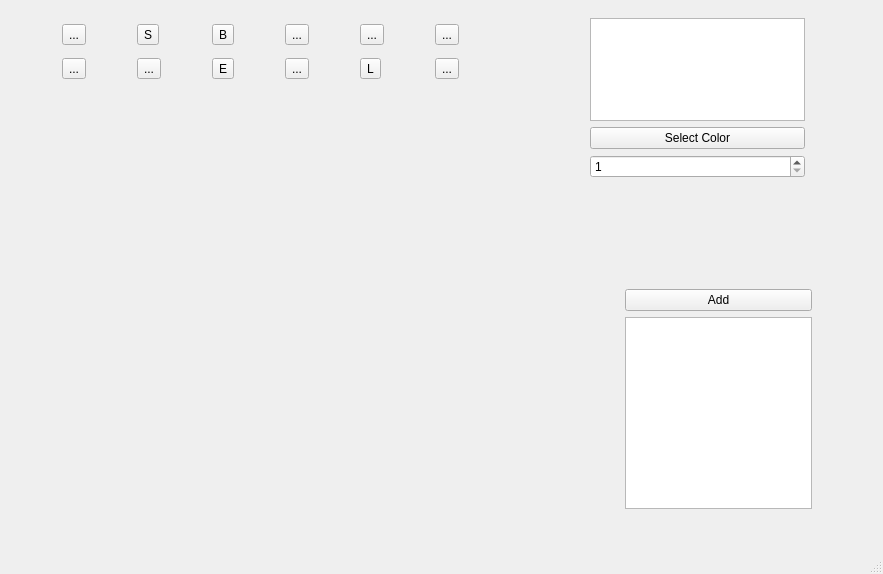
First picture: the form in CatNMouse/mainwindow.ui, repository gourdCravings/catnmouse, before the edit.
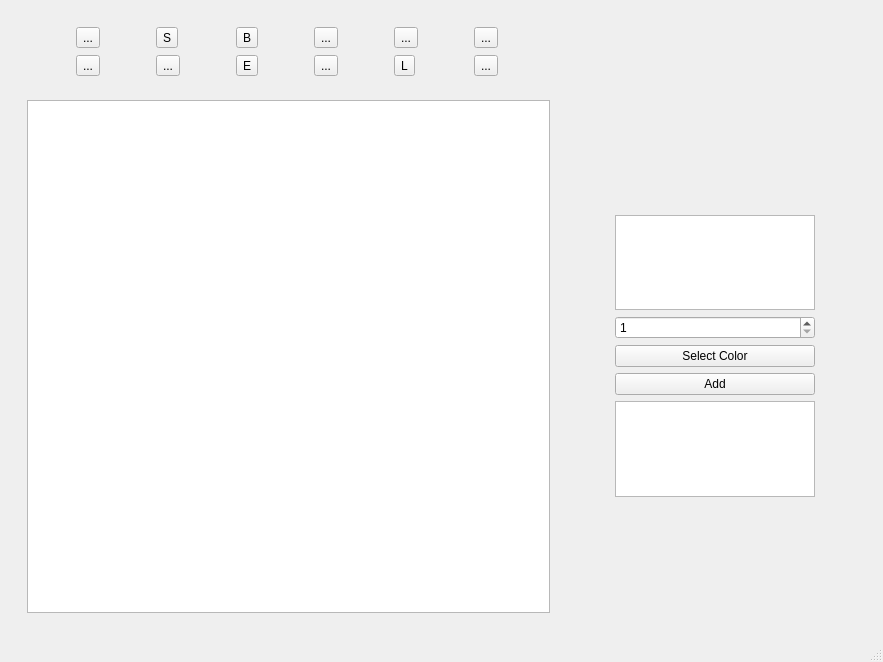
Second picture: the form after the edit. Custom widgets are drawn as their Qt base class.

Commit message: Beginning of QGraphics transition

The edit to the form file:
```diff
--- a/CatNMouse/mainwindow.ui
+++ b/CatNMouse/mainwindow.ui
@@ -7,7 +7,7 @@
     <x>0</x>
     <y>0</y>
     <width>883</width>
-    <height>574</height>
+    <height>662</height>
    </rect>
   </property>
   <property name="sizePolicy">
@@ -21,74 +21,13 @@
   </property>
   <widget class="QWidget" name="centralwidget">
    <layout class="QGridLayout" name="gridLayout_4">
-    <item row="2" column="3">
-     <widget class="QWidget" name="layerWidget" native="true">
-      <property name="maximumSize">
-       <size>
-        <width>300</width>
-        <height>300</height>
-       </size>
+    <item row="0" column="2" rowspan="2">
+     <widget class="QWidget" name="brushWidget" native="true">
+      <property name="layoutDirection">
+       <enum>Qt::LayoutDirection::LeftToRight</enum>
       </property>
-      <layout class="QGridLayout" name="gridLayout">
-       <item row="2" column="0">
-        <spacer name="horizontalSpacer">
-         <property name="orientation">
-          <enum>Qt::Orientation::Horizontal</enum>
-         </property>
-         <property name="sizeType">
-          <enum>QSizePolicy::Policy::Preferred</enum>
-         </property>
-         <property name="sizeHint" stdset="0">
-          <size>
-           <width>165</width>
-           <height>20</height>
-          </size>
-         </property>
-        </spacer>
-       </item>
-       <item row="1" column="1">
-        <widget class="QPushButton" name="addLayerBtn">
-         <property name="text">
-          <string>Add</string>
-         </property>
-        </widget>
-       </item>
-       <item row="2" column="1">
-        <widget class="QListView" name="layerListView"/>
-       </item>
-       <item row="0" column="1">
-        <spacer name="verticalSpacer">
-         <property name="orientation">
-          <enum>Qt::Orientation::Vertical</enum>
-         </property>
-         <property name="sizeHint" stdset="0">
-          <size>
-           <width>20</width>
-           <height>40</height>
-          </size>
-         </property>
-        </spacer>
-       </item>
-      </layout>
-     </widget>
-    </item>
-    <item row="2" column="1">
-     <widget class="CanvasWidget" name="canvasWidget" native="true">
-      <property name="sizePolicy">
-       <sizepolicy hsizetype="Fixed" vsizetype="Fixed">
-        <horstretch>0</horstretch>
-        <verstretch>0</verstretch>
-       </sizepolicy>
-      </property>
-      <property name="minimumSize">
-       <size>
-        <width>500</width>
-        <height>350</height>
-       </size>
-      </property>
-     </widget>
-    </item>
-    <item row="0" column="0" colspan="2">
+      <layout class="QGridLayout" name="gridLayout_3">
+       <item row="0" column="2">
      <widget class="QWidget" name="toolButtonWidget" native="true">
       <property name="sizePolicy">
        <sizepolicy hsizetype="Preferred" vsizetype="Preferred">
@@ -195,30 +134,69 @@
       </layout>
      </widget>
     </item>
-    <item row="0" column="3" rowspan="2">
-     <widget class="QWidget" name="brushWidget" native="true">
-      <property name="layoutDirection">
-       <enum>Qt::LayoutDirection::LeftToRight</enum>
-      </property>
-      <layout class="QGridLayout" name="gridLayout_3">
-       <item row="1" column="2">
-        <spacer name="horizontalSpacer_3">
-         <property name="orientation">
-          <enum>Qt::Orientation::Horizontal</enum>
-         </property>
-         <property name="sizeType">
-          <enum>QSizePolicy::Policy::Fixed</enum>
-         </property>
-         <property name="sizeHint" stdset="0">
+       <item row="1" column="3">
+        <widget class="QWidget" name="layerWidget" native="true">
+         <property name="maximumSize">
+          <size>
+           <width>300</width>
+           <height>300</height>
+          </size>
+         </property>
+         <layout class="QGridLayout" name="gridLayout">
+          <item row="2" column="0">
+           <widget class="QPushButton" name="colorSelectButton">
+            <property name="maximumSize">
+             <size>
+              <width>200</width>
+              <height>200</height>
+             </size>
+            </property>
+            <property name="text">
+             <string>Select Color</string>
+            </property>
+           </widget>
+          </item>
+          <item row="3" column="0">
+           <widget class="QPushButton" name="addLayerBtn">
+            <property name="maximumSize">
           <size>
-           <width>60</width>
-           <height>20</height>
-          </size>
-         </property>
-        </spacer>
-       </item>
-       <item row="2" column="1">
+              <width>200</width>
+              <height>200</height>
+             </size>
+            </property>
+            <property name="text">
+             <string>Add</string>
+            </property>
+           </widget>
+          </item>
+          <item row="4" column="0">
+           <widget class="QListView" name="layerListView">
+            <property name="maximumSize">
+             <size>
+              <width>200</width>
+              <height>500</height>
+             </size>
+            </property>
+           </widget>
+          </item>
+          <item row="0" column="0">
+           <widget class="QUndoView" name="undoView">
+            <property name="maximumSize">
+             <size>
+              <width>200</width>
+              <height>500</height>
+             </size>
+            </property>
+           </widget>
+          </item>
+          <item row="1" column="0">
         <widget class="QSpinBox" name="widthSpin">
+            <property name="maximumSize">
+             <size>
+              <width>200</width>
+              <height>50</height>
+             </size>
+            </property>
          <property name="minimum">
           <number>1</number>
          </property>
@@ -227,50 +205,24 @@
          </property>
         </widget>
        </item>
-       <item row="1" column="0">
-        <spacer name="horizontalSpacer_2">
-         <property name="orientation">
-          <enum>Qt::Orientation::Horizontal</enum>
-         </property>
-         <property name="sizeType">
-          <enum>QSizePolicy::Policy::Fixed</enum>
-         </property>
-         <property name="sizeHint" stdset="0">
-          <size>
-           <width>60</width>
-           <height>20</height>
-          </size>
-         </property>
-        </spacer>
+         </layout>
+        </widget>
        </item>
-       <item row="0" column="1">
-        <widget class="QUndoView" name="undoView"/>
-       </item>
-       <item row="1" column="1">
-        <widget class="QPushButton" name="colorSelectButton">
-         <property name="text">
-          <string>Select Color</string>
+       <item row="1" column="2">
+        <widget class="QWidget" name="canvasWidget" native="true">
+         <layout class="QGridLayout" name="gridLayout_5">
+          <item row="0" column="0">
+           <widget class="CanvasView" name="canvasView">
+            <property name="layoutDirection">
+             <enum>Qt::LayoutDirection::LeftToRight</enum>
          </property>
         </widget>
        </item>
       </layout>
      </widget>
     </item>
-    <item row="0" column="2">
-     <spacer name="horizontalSpacer_5">
-      <property name="orientation">
-       <enum>Qt::Orientation::Horizontal</enum>
-      </property>
-      <property name="sizeType">
-       <enum>QSizePolicy::Policy::Preferred</enum>
-      </property>
-      <property name="sizeHint" stdset="0">
-       <size>
-        <width>40</width>
-        <height>20</height>
-       </size>
-      </property>
-     </spacer>
+      </layout>
+     </widget>
     </item>
    </layout>
    <zorder>brushWidget</zorder>
@@ -293,10 +245,9 @@
  </widget>
  <customwidgets>
   <customwidget>
-   <class>CanvasWidget</class>
-   <extends>QWidget</extends>
-   <header>canvaswidget.h</header>
-   <container>1</container>
+   <class>CanvasView</class>
+   <extends>QGraphicsView</extends>
+   <header>canvasview.h</header>
   </customwidget>
  </customwidgets>
  <resources/>
```
Left out of the diff: 117 changed lines with no effect on the pictures. Lines whose indentation alone changed are shown as unchanged. The commit also changes 42 other files.
